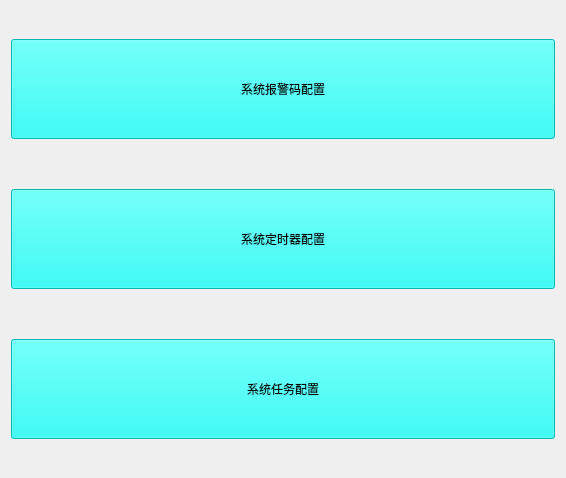
eth-from-zero/qzy-environmental-monitoring, file src/config_ui/qt/src/config/ui/other/other.ui: the form before one commit.
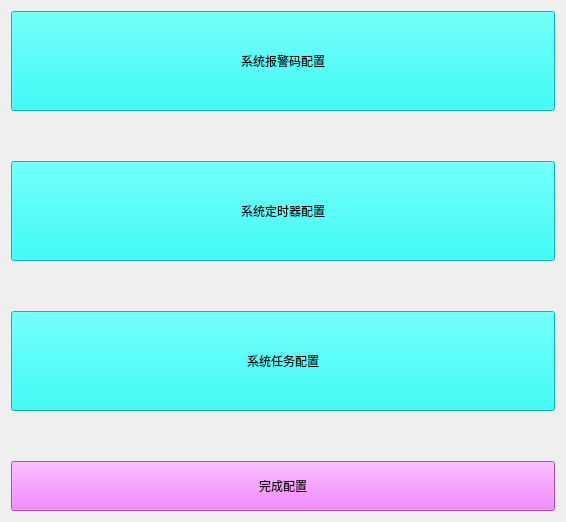
The form after the commit.

The edit to the form file:
```diff
--- a/src/config_ui/qt/src/config/ui/other/other.ui
+++ b/src/config_ui/qt/src/config/ui/other/other.ui
@@ -67,6 +67,22 @@
        </property>
       </widget>
      </item>
+     <item>
+      <widget class="QPushButton" name="btn_finish">
+       <property name="minimumSize">
+        <size>
+         <width>100</width>
+         <height>50</height>
+        </size>
+       </property>
+       <property name="styleSheet">
+        <string notr="true">background-color: rgb(243, 102, 255);</string>
+       </property>
+       <property name="text">
+        <string>完成配置</string>
+       </property>
+      </widget>
+     </item>
     </layout>
    </item>
   </layout>
```
